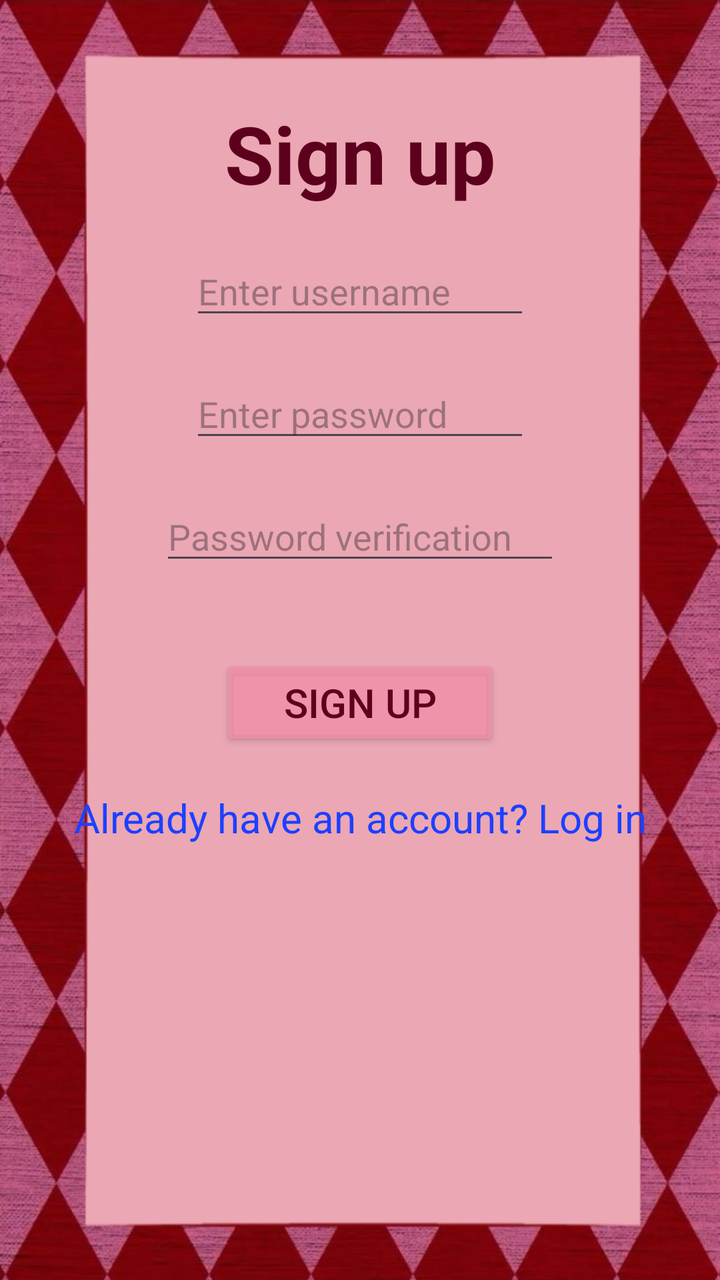
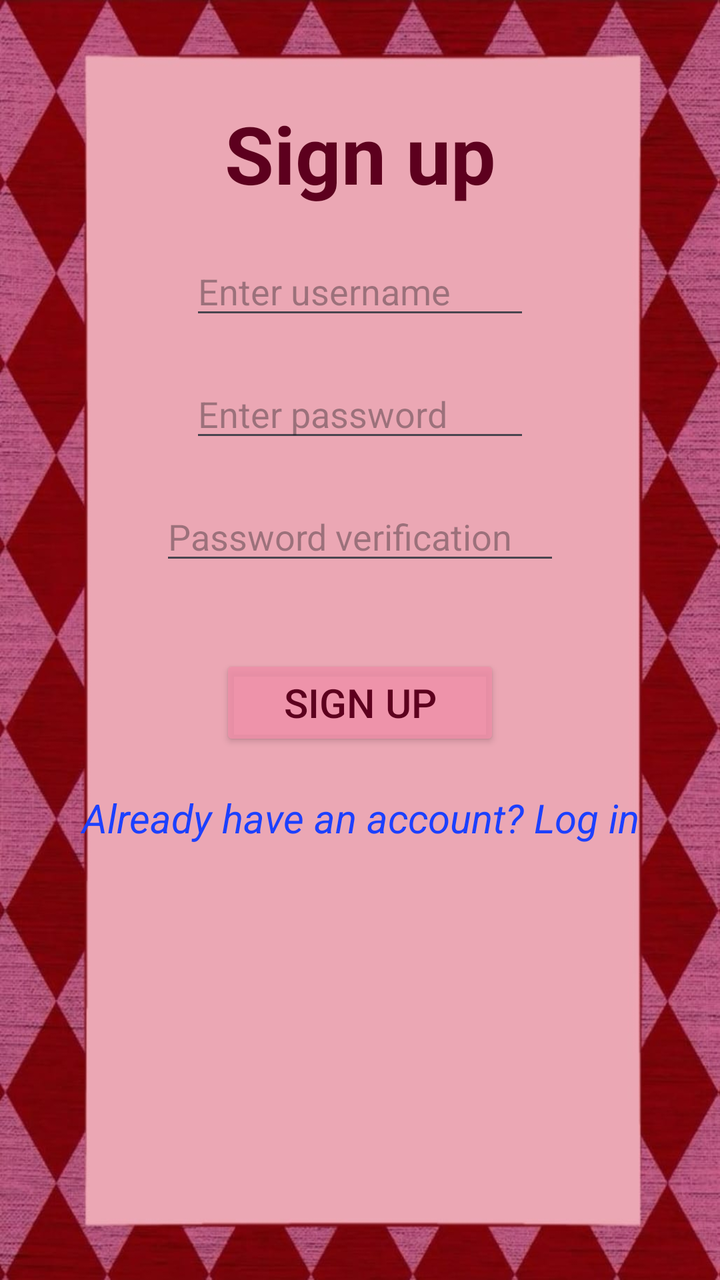

Before-and-after screenshots of an Android layout around one commit, followed by the original layout XML and the change that was made.
<!-- AndroidManifest.xml: application theme Theme.RatATatCat -->
<!-- res/layout/activity_sign_up.xml -->
<?xml version="1.0" encoding="utf-8"?>
<LinearLayout xmlns:android="http://schemas.android.com/apk/res/android"
    xmlns:app="http://schemas.android.com/apk/res-auto"
    xmlns:tools="http://schemas.android.com/tools"
    android:id="@+id/main"
    android:layout_width="match_parent"
    android:layout_height="match_parent"
    tools:context=".activities.SignUpActivity"
    android:orientation="vertical"
    android:background="@drawable/background2">

    <ViewFlipper
        android:layout_width="match_parent"
        android:layout_height="wrap_content"
        android:id="@+id/viewFlipper">

        <LinearLayout
            android:layout_width="match_parent"
            android:layout_height="match_parent"
            android:orientation="vertical"
            android:id="@+id/signUpScreen">

            <TextView
                android:layout_width="match_parent"
                android:layout_height="wrap_content"
                android:text="Sign up"
                android:textSize="40dp"
                android:textColor="#5D001E"
                android:gravity="center"
                android:layout_marginTop="50dp"
                android:id="@+id/tvSignUp"
                android:textStyle="bold"></TextView>

            <EditText
                android:layout_width="170dp"
                android:layout_height="wrap_content"
                android:hint="Enter username"
                android:layout_gravity="center"
                android:layout_marginTop="20dp"
                android:id="@+id/etUserNameS"
                android:textColor="@color/black"></EditText>

            <EditText
                android:layout_width="170dp"
                android:layout_height="wrap_content"
                android:hint="Enter password"
                android:layout_gravity="center"
                android:layout_marginTop="20dp"
                android:id="@+id/etPasswordS"
                android:inputType="textPassword"
                android:textColor="@color/black"></EditText>

            <EditText
                android:layout_width="200dp"
                android:layout_height="wrap_content"
                android:hint="Password verification"
                android:layout_gravity="center"
                android:layout_marginTop="20dp"
                android:id="@+id/etPasswordVerification"
                android:inputType="textPassword"
                android:textColor="@color/black"></EditText>

            <Button
                android:layout_width="140dp"
                android:layout_height="wrap_content"
                android:text="Sign up"
                android:textSize="20dp"
                android:backgroundTint="#D6EF90A8"
                android:textColor="#5D001E"
                android:id="@+id/btnSignUp"
                android:layout_gravity="center"
                android:layout_marginTop="40dp"></Button>

            <TextView
                android:layout_width="match_parent"
                android:layout_height="wrap_content"
                android:text="Already have an account? Log in"
                android:textSize="20dp"
                android:textColor="#1C40FF"
                android:gravity="center"
                android:layout_marginTop="20dp"
                android:id="@+id/tvSwitchToLogIn"></TextView>

        </LinearLayout>

        <LinearLayout
            android:layout_width="match_parent"
            android:layout_height="match_parent"
            android:orientation="vertical"
            android:id="@+id/logInScreen">

            <TextView
                android:layout_width="match_parent"
                android:layout_height="wrap_content"
                android:text="Log in"
                android:textSize="40dp"
                android:textColor="#5D001E"
                android:gravity="center"
                android:layout_marginTop="50dp"
                android:id="@+id/tvLogIn"
                android:textStyle="bold"></TextView>

            <EditText
                android:layout_width="170dp"
                android:layout_height="wrap_content"
                android:hint="Enter username"
                android:layout_gravity="center"
                android:layout_marginTop="20dp"
                android:id="@+id/etUserNameL"
                android:textColor="@color/black"></EditText>

            <EditText
                android:layout_width="170dp"
                android:layout_height="wrap_content"
                android:hint="Enter password"
                android:layout_gravity="center"
                android:layout_marginTop="20dp"
                android:id="@+id/etPasswordL"
                android:inputType="textPassword"
                android:textColor="@color/black"></EditText>

            <Button
                android:layout_width="140dp"
                android:layout_height="wrap_content"
                android:text="Log in"
                android:textSize="20dp"
                android:backgroundTint="#D6EF90A8"
                android:textColor="#5D001E"
                android:id="@+id/btnLogIn"
                android:layout_gravity="center"
                android:layout_marginTop="40dp"></Button>

            <TextView
                android:layout_width="match_parent"
                android:layout_height="wrap_content"
                android:text="Don't have an account? Sign up"
                android:textSize="20dp"
                android:textColor="#1C40FF"
                android:gravity="center"
                android:layout_marginTop="20dp"
                android:id="@+id/tvSwitchToSignUp"></TextView>
        </LinearLayout>

    </ViewFlipper>
</LinearLayout>
<!-- resources referenced by this layout -->
<resources>
  <color name="black">#FF000000</color>
  <!-- drawable background2: png bitmap (drawable, 868006 bytes) -->
  <style name="Theme.RatATatCat" parent="Base.Theme.RatATatCat" />
  <style name="Base.Theme.RatATatCat" parent="Theme.Material3.DayNight.NoActionBar">
          
          
      </style>
</resources>

<!-- the commit's change to res/layout/activity_sign_up.xml (unified diff, before → after) -->
@@ -79,6 +79,7 @@
                 android:textColor="#1C40FF"
                 android:gravity="center"
                 android:layout_marginTop="20dp"
+                android:textStyle="italic"
                 android:id="@+id/tvSwitchToLogIn"></TextView>
 
         </LinearLayout>
@@ -138,6 +139,7 @@
                 android:textColor="#1C40FF"
                 android:gravity="center"
                 android:layout_marginTop="20dp"
+                android:textStyle="italic"
                 android:id="@+id/tvSwitchToSignUp"></TextView>
         </LinearLayout>
 
